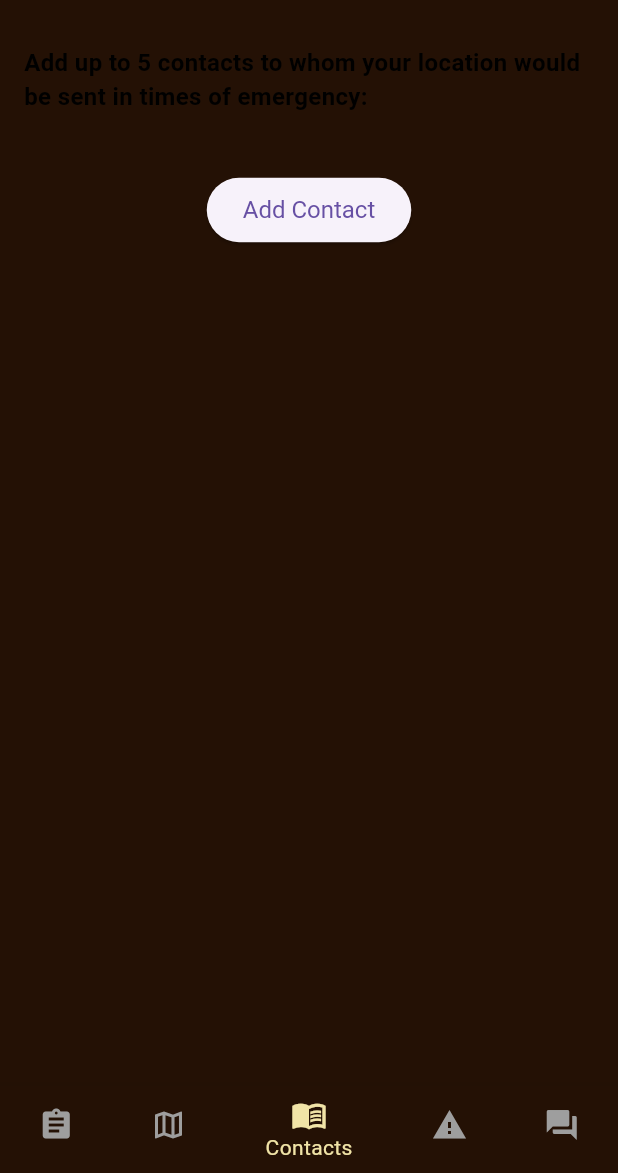
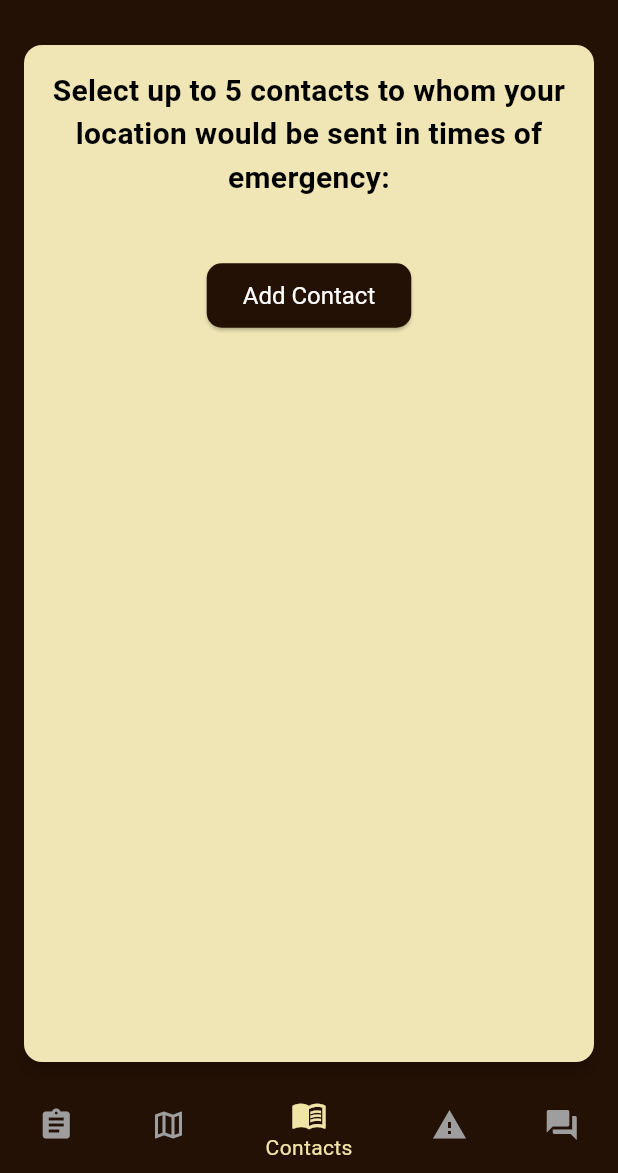
Before and after one commit to HumanGoose/SafeStreet, a Flutter app: the screen it shows once a user with an empty profile is signed in, item 3 of the bottom bar chosen, on a phone screen of 412 x 824 dp, the part 63-1236 px from its top. Run offline on Flutter 3.47's test engine with Material 3 defaults, Android fonts, the light colour scheme and no system bars; our stand-ins replace contacts_service, firebase_auth, firebase_core, permission_handler, shared_preferences, smooth_page_indicator and 1 more; accounts and stored records are empty.

Commit message:
Minor changes

```diff
--- a/lib/pages/contacts_page.dart
+++ b/lib/pages/contacts_page.dart
@@ -3,6 +3,7 @@ import 'dart:typed_data';
 import 'package:flutter/material.dart';
 import 'package:contacts_service/contacts_service.dart';
 import 'package:permission_handler/permission_handler.dart';
+import 'package:safestreet/pages/intro.dart';
 import 'package:shared_preferences/shared_preferences.dart';
 import 'package:vibration/vibration.dart'; // Import vibration package
 
@@ -148,26 +149,45 @@ class _ContactsPageState extends State<ContactsPage> {
 
   @override
   Widget build(BuildContext context) {
-    return Padding(
+    return Card(
+      elevation: 4,
+      margin: EdgeInsets.all(16.0),
+      color: yelloww,
+      child: Padding(
         padding: const EdgeInsets.all(16.0),
         child: Column(
-        crossAxisAlignment: CrossAxisAlignment.start,
+          crossAxisAlignment: CrossAxisAlignment.center, // Center align content
           children: [
-          Text(
-            'Add up to 5 contacts to whom your location would be sent in times of emergency:',
+            Center(
+              child: Text(
+                'Select up to 5 contacts to whom your location would be sent in times of emergency:',
                 style: TextStyle(
-                fontSize: 16, fontWeight: FontWeight.bold, color: Colors.black),
+                  fontSize: 20,
+                  fontWeight: FontWeight.bold,
+                  color: Colors.black,
+                ),
+                textAlign: TextAlign.center, // Optionally, center align text
+              ),
             ),
             SizedBox(height: 20),
             ..._selectedContacts.map((contact) {
               return Card(
                 margin: const EdgeInsets.symmetric(vertical: 8.0),
+                color: brownn,
                 child: ListTile(
-                title: Text(contact.displayName ?? ''),
+                  contentPadding: EdgeInsets.symmetric(
+                      horizontal: 16.0), // Adjust horizontal padding
+                  title: Text(
+                    contact.displayName ?? '',
+                    style: TextStyle(color: yelloww),
+                  ),
                   trailing: IconButton(
-                  icon: Icon(Icons.delete, color: Colors.red),
+                    padding:
+                        EdgeInsets.zero, // Remove padding around IconButton
+                    icon: Icon(Icons.delete,
+                        color: Color.fromARGB(255, 180, 27, 16)),
                     onPressed: () {
-                    _deleteContact(contact); // Call delete function
+                      _deleteContact(contact);
                     },
                   ),
                 ),
@@ -178,13 +198,20 @@ class _ContactsPageState extends State<ContactsPage> {
               child: ElevatedButton(
                 onPressed: _pickContact,
                 style: ElevatedButton.styleFrom(
-                padding: EdgeInsets.symmetric(horizontal: 24.0, vertical: 12.0),
+                  padding:
+                      EdgeInsets.symmetric(horizontal: 24.0, vertical: 12.0),
+                  backgroundColor: Color.fromARGB(255, 36, 17, 5),
+                  foregroundColor: Colors.white,
                   textStyle: TextStyle(fontSize: 16),
+                  shape: RoundedRectangleBorder(
+                    borderRadius: BorderRadius.circular(10),
+                  ),
                 ),
                 child: Text('Add Contact'),
               ),
             ),
           ],
+        ),
       ),
     );
   }
```
Lines whose indentation alone changed are shown as unchanged.
